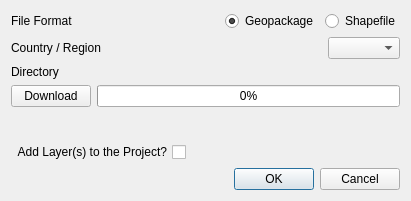
Before: the Qt Designer form gadm_loader_dialog_base.ui in mwip/gadm_loader, drawn with Qt 5.
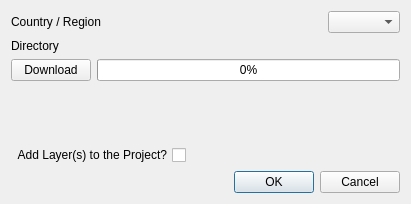
After: the same form once the commit is applied. Icons and pictures are not drawn. Custom widgets are drawn as their Qt base class.

Commit message: Move to GADM 4.1; No shapefiles anymore, only GPKG

```diff
--- a/gadm_loader_dialog_base.ui
+++ b/gadm_loader_dialog_base.ui
@@ -7,7 +7,7 @@
     <x>0</x>
     <y>0</y>
     <width>411</width>
-    <height>201</height>
+    <height>204</height>
    </rect>
   </property>
   <property name="windowTitle">
@@ -21,56 +21,6 @@
    <enum>Qt::LeftToRight</enum>
   </property>
   <layout class="QVBoxLayout" name="verticalLayout">
-   <item>
-    <layout class="QHBoxLayout" name="horizontalLayout_2">
-     <item>
-      <widget class="QLabel" name="lbFormat">
-       <property name="text">
-        <string>File Format</string>
-       </property>
-      </widget>
-     </item>
-     <item>
-      <spacer name="horizontalSpacer_2">
-       <property name="orientation">
-        <enum>Qt::Horizontal</enum>
-       </property>
-       <property name="sizeHint" stdset="0">
-        <size>
-         <width>40</width>
-         <height>20</height>
-        </size>
-       </property>
-      </spacer>
-     </item>
-     <item>
-      <widget class="QRadioButton" name="rbGeopackage">
-       <property name="enabled">
-        <bool>true</bool>
-       </property>
-       <property name="text">
-        <string>Geopackage</string>
-       </property>
-       <property name="checked">
-        <bool>true</bool>
-       </property>
-       <attribute name="buttonGroup">
-        <string notr="true">bgFormatGroup</string>
-       </attribute>
-      </widget>
-     </item>
-     <item>
-      <widget class="QRadioButton" name="rbShapefile">
-       <property name="text">
-        <string>Shapefile</string>
-       </property>
-       <attribute name="buttonGroup">
-        <string notr="true">bgFormatGroup</string>
-       </attribute>
-      </widget>
-     </item>
-    </layout>
-   </item>
    <item>
     <layout class="QHBoxLayout" name="horizontalLayout_3">
      <item>
```
Left out of the diff: 3 changed lines with no effect on the pictures. The commit also changes 5 other files.
